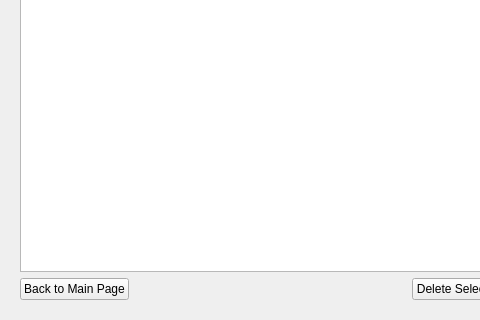
mariolewis/asdf_factory, file gui/load_project_page.ui: the form before one commit; both pictures show x 0 to 480 and y 180 to 500 of the 700 by 500 pixel window.
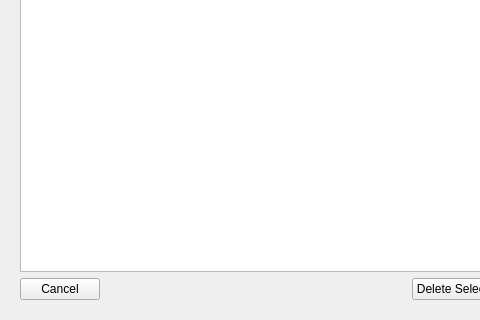
The form after the commit.

The edit to the form file:
```diff
--- a/gui/load_project_page.ui
+++ b/gui/load_project_page.ui
@@ -58,7 +58,7 @@
      <item>
       <widget class="QPushButton" name="backButton">
        <property name="text">
-        <string>Back to Main Page</string>
+        <string>Cancel</string>
        </property>
       </widget>
      </item>
```
